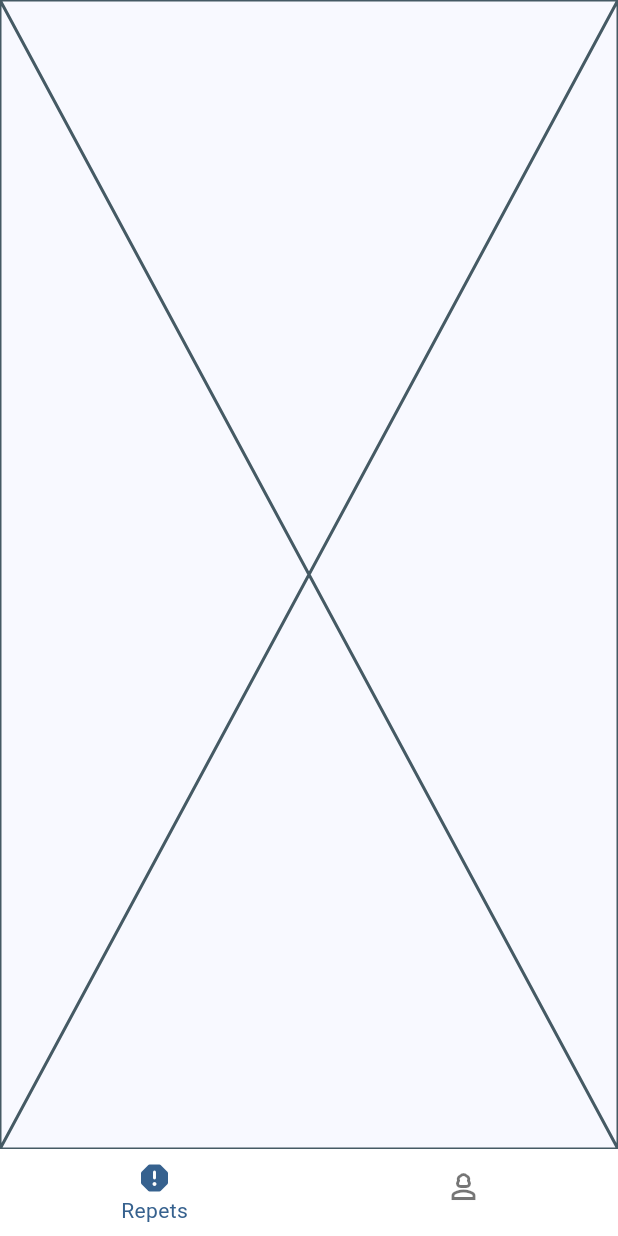
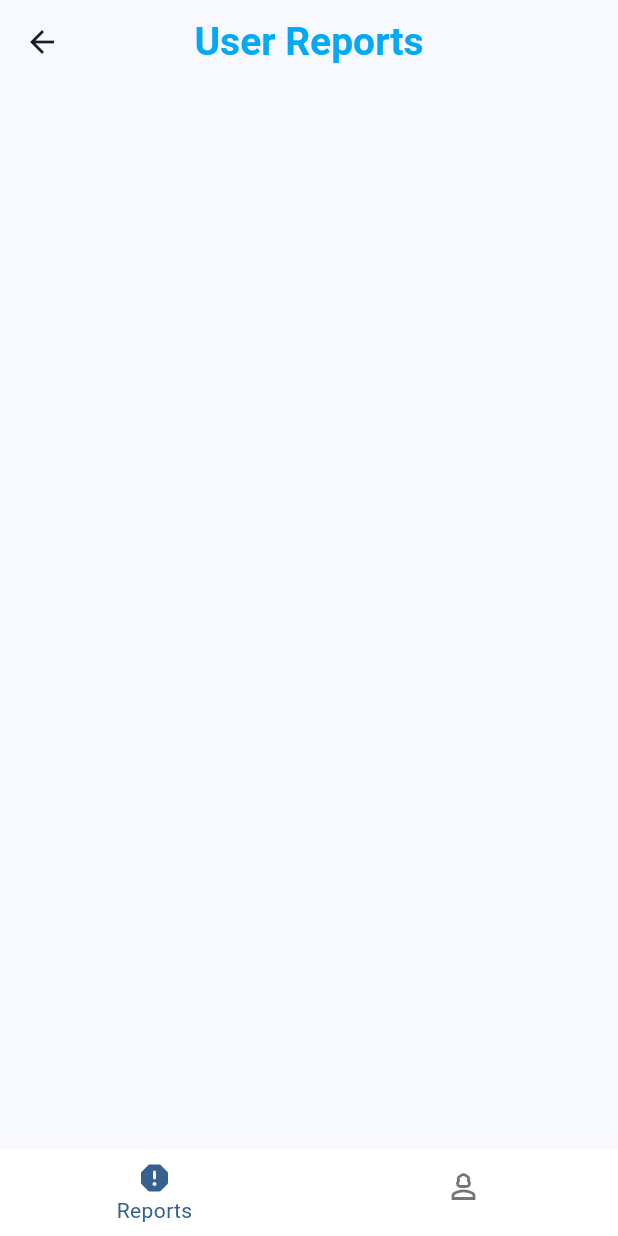
Before and after one commit to maxxdroid/aquafix, a Flutter app: the AdminHome screen opened directly, on a phone screen of 412 x 824 dp. Run offline on Flutter 3.47's test engine with Material 3 defaults, Android fonts, the light colour scheme and no system bars; our stand-ins replace cloud_firestore, firebase_auth, firebase_core, fluttertoast, image_picker; missing offline and left inert: d_chart; accounts and stored records are empty.

Commit message:
adminHome

```diff
--- a/lib/admin/admin_home.dart
+++ b/lib/admin/admin_home.dart
@@ -48,7 +48,7 @@ class _HomePageState extends State<AdminHome> {
             pageController.jumpToPage(index);
           }),
           items: const [
-            BottomNavigationBarItem(icon: Icon(Icons.report_rounded), label: 'Repets'),
+            BottomNavigationBarItem(icon: Icon(Icons.report_rounded), label: 'Reports'),
             BottomNavigationBarItem(icon: Icon(Icons.person_3_outlined), label: 'Users'),
           ],
         ),
--- a/lib/admin/admin_reports.dart
+++ b/lib/admin/admin_reports.dart
@@ -1,15 +1,83 @@
+import 'package:aquafix/models/report_model.dart';
+import 'package:aquafix/screens/report_details.dart';
+import 'package:cloud_firestore/cloud_firestore.dart';
 import 'package:flutter/material.dart';
 
 class AdminReports extends StatefulWidget {
   const AdminReports({super.key});
 
   @override
-  State<AdminReports> createState() => _AdminReportsState();
+  State<AdminReports> createState() => _SubmittedReportsState();
 }
 
-class _AdminReportsState extends State<AdminReports> {
+class _SubmittedReportsState extends State<AdminReports> {
   @override
   Widget build(BuildContext context) {
-    return const Placeholder();
+    // var width = MediaQuery.of(context).size.width;
+    return Scaffold(
+        appBar: AppBar(
+          title: const Text(
+            "User Reports",
+            style: TextStyle(
+                fontSize: 26,
+                fontWeight: FontWeight.bold,
+                color: Colors.lightBlue),
+          ),
+          // backgroundColor: Colors.lightBlueAccent.shade100,
+          centerTitle: true,
+        ),
+        body: Padding(
+          padding: const EdgeInsets.only(top: 20.0),
+          child: StreamBuilder(
+              stream:
+                  FirebaseFirestore.instance.collection('Reports').snapshots(),
+              builder: (context, snapshot) {
+                return snapshot.hasData
+                    ? ListView.builder(
+                        itemCount: snapshot.data?.docs.length,
+                        itemBuilder: (content, index) {
+                          ReportModel model = ReportModel.fromJson(
+                              snapshot.data!.docs[index].data());
+                          return reportCard(model, content);
+                        })
+                    : const Center(
+                        child: Text("No Reports Yet"),
+                      );
+              }),
+        ));
+  }
+
+  reportCard(ReportModel model, BuildContext context) {
+    return InkWell(
+      onTap: () {
+        Route route =
+            MaterialPageRoute(builder: (c) => ReportDetails(model: model));
+        Navigator.push(context, route);
+      },
+      child: Padding(
+        padding: const EdgeInsets.symmetric(horizontal: 10),
+        child: Card(
+            child: SizedBox(
+          // width: width * 8,
+          height: 60,
+          child: Padding(
+            padding: const EdgeInsets.symmetric(vertical: 10, horizontal: 10),
+            child: Row(
+              mainAxisAlignment: MainAxisAlignment.spaceBetween,
+              children: [
+                Column(
+                  crossAxisAlignment: CrossAxisAlignment.start,
+                  children: [
+                    Text(model.userName ?? ""),
+                    Text(model.faultType ?? "")
+                  ],
+                ),
+                Text(model.location ?? "")
+              ],
+            ),
+          ),
+        )),
+      ),
+    );
   }
 }
```
